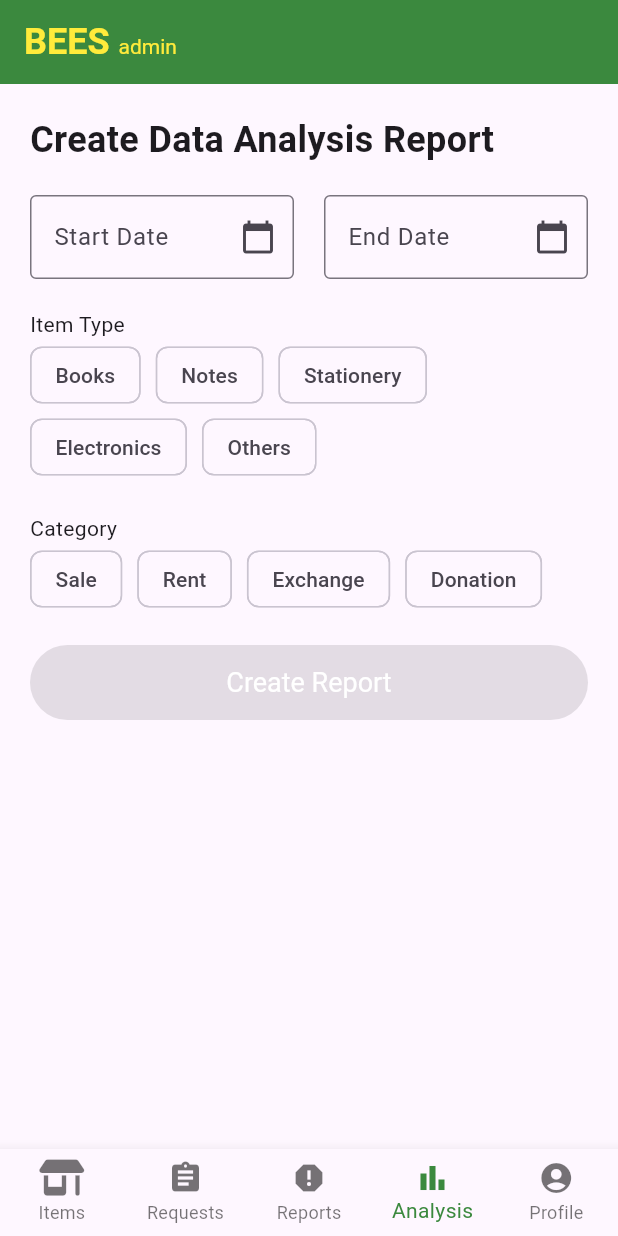
After one commit to mmervesahhin/BEES_SeniorProject_team4, a Flutter app: the AdminDataAnalysisScreen screen opened directly, on a phone screen of 412 x 824 dp. The commit adds this screen. Run offline on Flutter 3.47's test engine with Material 3 defaults, Android fonts, the phone set to English and light mode, and no system bars; our stand-ins replace carousel_slider, cloud_firestore, firebase_auth, firebase_core, firebase_database, firebase_storage and 3 more; missing offline and left inert: bcrypt; accounts and stored records are empty.

Commit message:
admin panel updated

```diff
--- /dev/null
+++ b/lib/controllers/data_analysis_controller.dart
@@ -0,0 +1,72 @@
+import 'package:flutter/material.dart';
+
+class DataAnalysisController extends ChangeNotifier {
+  bool isLoading = false;
+
+  DateTime? startDate;
+  DateTime? endDate;
+
+  List<String> itemTypes = ['Books', 'Notes', 'Stationery', 'Electronics', 'Others'];
+  List<String> categories = ['Sale', 'Rent', 'Exchange', 'Donation'];
+
+  List<String> selectedItemTypes = [];
+  List<String> selectedCategories = [];
+
+Future<DateTime?> selectStartDate(BuildContext context) async {
+  DateTime? picked = await showDatePicker(
+    context: context,
+    initialDate: startDate ?? DateTime.now(),
+    firstDate: DateTime(2000),
+    lastDate: DateTime(2101),
+  );
+  return picked;
+}
+
+Future<DateTime?> selectEndDate(BuildContext context) async {
+  DateTime? picked = await showDatePicker(
+    context: context,
+    initialDate: endDate ?? DateTime.now(),
+    firstDate: startDate ?? DateTime.now(),  // Prevents picking an earlier date
+    lastDate: DateTime(2101),
+  );
+
+  return picked;
+}
+
+  // Check if the report can be created
+  bool canCreateReport() {
+    return selectedItemTypes.isNotEmpty &&
+        selectedCategories.isNotEmpty &&
+        startDate != null &&
+        endDate != null;
+  }
+
+  // Create report logic
+  Future<void> createReport() async {
+
+  }
+
+  // Filter chip selection
+  void toggleSelectedItemType(String itemType) {
+    if (selectedItemTypes.contains(itemType)) {
+      selectedItemTypes.remove(itemType);
+    } else {
+      selectedItemTypes.add(itemType);
+    }
+    notifyListeners();
+  }
+
+  void toggleSelectedCategory(String category) {
+    if (selectedCategories.contains(category)) {
+      selectedCategories.remove(category);
+    } else {
+      selectedCategories.add(category);
+    }
+    notifyListeners();
+  }
+
+  // Date formatting helper
+  String formatDate(DateTime date) {
+    return '${date.day}/${date.month}/${date.year}';
+  }
+}
--- /dev/null
+++ b/lib/views/screens/admin_data_analysis_screen.dart
@@ -0,0 +1,227 @@
+import 'package:bees/views/screens/admin_home_screen.dart';
+import 'package:bees/views/screens/admin_profile_screen.dart';
+import 'package:bees/views/screens/admin_reports_screen.dart';
+import 'package:bees/views/screens/admin_requests_screen.dart';
+import 'package:flutter/material.dart';
+import 'package:font_awesome_flutter/font_awesome_flutter.dart';
+import 'package:bees/controllers/data_analysis_controller.dart';
+
+class AdminDataAnalysisScreen extends StatefulWidget {
+  const AdminDataAnalysisScreen({super.key});
+
+  @override
+  _AdminDataAnalysisScreenState createState() =>
+      _AdminDataAnalysisScreenState();
+}
+
+class _AdminDataAnalysisScreenState extends State<AdminDataAnalysisScreen> {
+  int _selectedIndex = 3;
+  bool isLoading = false;
+  final DataAnalysisController _controller = DataAnalysisController();
+
+  List<String> itemTypes = ['Books', 'Notes', 'Stationery', 'Electronics', 'Others'];
+  List<String> categories = ['Sale', 'Rent', 'Exchange', 'Donation'];
+
+  List<String> selectedItemTypes = [];
+  List<String> selectedCategories = [];
+
+  @override
+  Widget build(BuildContext context) {
+    return Scaffold(
+      appBar: AppBar(
+        backgroundColor: const Color.fromARGB(255, 59, 137, 62),
+        automaticallyImplyLeading: false,
+        title: Text.rich(
+          TextSpan(
+            children: [
+              TextSpan(
+                text: 'BEES ',
+                style: TextStyle(
+                  fontSize: 24,
+                  fontWeight: FontWeight.bold,
+                  color: Colors.yellow,
+                ),
+              ),
+              TextSpan(
+                text: 'admin',
+                style: TextStyle(
+                  fontSize: 14,
+                  color: Colors.yellow,
+                ),
+              ),
+            ],
+          ),
+        ),
+      ),
+      bottomNavigationBar: BottomNavigationBar(
+        type: BottomNavigationBarType.fixed,
+        selectedItemColor: const Color.fromARGB(255, 59, 137, 62),
+        currentIndex: _selectedIndex,
+        onTap: _onItemTapped,
+        items: const <BottomNavigationBarItem>[
+          BottomNavigationBarItem(icon: FaIcon(FontAwesomeIcons.shop), label: 'Items'),
+          BottomNavigationBarItem(icon: Icon(Icons.assignment), label: 'Requests'),
+          BottomNavigationBarItem(icon: Icon(Icons.report), label: 'Reports'),
+          BottomNavigationBarItem(icon: Icon(Icons.bar_chart), label: 'Analysis'),
+          BottomNavigationBarItem(icon: Icon(Icons.account_circle), label: 'Profile'),
+        ],
+      ),
+      body: Padding(
+        padding: const EdgeInsets.all(20.0),
+        child: Column(
+          crossAxisAlignment: CrossAxisAlignment.start,
+          children: [
+            Text(
+              'Create Data Analysis Report',
+              style: TextStyle(
+                fontSize: 24,
+                fontWeight: FontWeight.bold,
+              ),
+            ),
+            SizedBox(height: 20),
+            // Date Range Filter
+            Row(
+              children: [
+                Expanded(
+                  child: GestureDetector(
+                    onTap: () => _controller.selectStartDate(context),
+                    child: _buildDatePickerField('Start Date', _controller.startDate),
+                  ),
+                ),
+                SizedBox(width: 20),
+                Expanded(
+                  child: GestureDetector(
+                    onTap: () => _controller.selectEndDate(context),
+                    child: _buildDatePickerField('End Date', _controller.endDate),
+                  ),
+                ),
+              ],
+            ),
+            SizedBox(height: 20),
+            // Item Type Filter
+            Text('Item Type'),
+            Wrap(
+              spacing: 10,
+              children: itemTypes.map((itemType) {
+                return FilterChip(
+                  label: Text(itemType),
+                  selected: selectedItemTypes.contains(itemType),
+                  onSelected: (selected) {
+                    setState(() {
+                      if (selected) {
+                        selectedItemTypes.add(itemType);
+                      } else {
+                        selectedItemTypes.remove(itemType);
+                      }
+                    });
+                  },
+                );
+              }).toList(),
+            ),
+            SizedBox(height: 20),
+            // Category Filter
+            Text('Category'),
+            Wrap(
+              spacing: 10,
+              children: categories.map((category) {
+                return FilterChip(
+                  label: Text(category),
+                  selected: selectedCategories.contains(category),
+                  onSelected: (selected) {
+                    setState(() {
+                      if (selected) {
+                        selectedCategories.add(category);
+                      } else {
+                        selectedCategories.remove(category);
+                      }
+                    });
+                  },
+                );
+              }).toList(),
+            ),
+            SizedBox(height: 20),
+            // Create Report Button
+            ElevatedButton(
+              onPressed: _controller.canCreateReport() ? _controller.createReport : null,
+              child: isLoading
+                  ? CircularProgressIndicator(
+                      color: const Color.fromARGB(255, 255, 255, 255),
+                    )
+                  : Text('Create Report',  style: TextStyle(color: Colors.white)),
+              style: ElevatedButton.styleFrom(
+                backgroundColor: Colors.green,
+                minimumSize: Size(double.infinity, 50),
+                textStyle: TextStyle(fontSize: 18),
+              ),
+            ),
+          ],
+        ),
+      ),
+    );
+  }
+
+Widget _buildDatePickerField(String label, DateTime? date) {
+  return TextField(
+    controller: TextEditingController(
+      text: date == null ? '' : _controller.formatDate(date),
+    ),
+    readOnly: true,
+    decoration: InputDecoration(
+      labelText: label,
+      suffixIcon: Icon(Icons.calendar_today),
+      border: OutlineInputBorder(),
+    ),
+    onTap: () async {
+      DateTime? selectedDate = await showDatePicker(
+        context: context,
+        initialDate: date ?? DateTime.now(),
+        firstDate: DateTime(2000),
+        lastDate: DateTime.now(),
+      );
+
+      if (selectedDate != null) {
+        // Convert to Turkey time zone (UTC+3)
+        DateTime turkeyTime = selectedDate.toUtc().add(Duration(hours: 3));
+
+        setState(() {
+          if (label == 'End Date' && _controller.startDate != null && turkeyTime.isBefore(_controller.startDate!)) {
+            ScaffoldMessenger.of(context).showSnackBar(
+              SnackBar(content: Text('End date cannot be before start date.')),
+            );
+          } else {
+            if (label == 'Start Date') {
+              _controller.startDate = turkeyTime;
+
+              if (_controller.endDate != null && _controller.endDate!.isBefore(turkeyTime)) {
+                _controller.endDate = null; // Reset end date
+              }
+            } else {
+              _controller.endDate = turkeyTime;
+            }
+          }
+        });
+      }
+    },
+  );
+}
+  void _onItemTapped(int index) {
+    if (index == _selectedIndex) return;
+    switch (index) {
+      case 0:
+        Navigator.of(context).pushReplacement(MaterialPageRoute(builder: (context) => AdminHomeScreen()));
+        break;
+      case 1:
+        Navigator.of(context).pushReplacement(MaterialPageRoute(builder: (context) => AdminRequestsScreen()));
+        break;
+      case 2:
+        Navigator.of(context).pushReplacement(MaterialPageRoute(builder: (context) => AdminReportsScreen()));
+        break;
+      case 3:
+        Navigator.of(context).pushReplacement(MaterialPageRoute(builder: (context) => AdminDataAnalysisScreen()));
+        break;
+      case 4:
+        Navigator.of(context).pushReplacement(MaterialPageRoute(builder: (context) => AdminProfileScreen()));
+        break;
+    }
+  }
+}
--- a/lib/views/screens/admin_reports_screen.dart
+++ b/lib/views/screens/admin_reports_screen.dart
@@ -1,9 +1,9 @@
+import 'package:bees/views/screens/admin_data_analysis_screen.dart';
 import 'package:bees/views/screens/admin_home_screen.dart';
 import 'package:bees/views/screens/admin_profile_screen.dart';
 import 'package:bees/views/screens/admin_requests_screen.dart';
 import 'package:bees/views/screens/item_reports_screen.dart';
 import 'package:bees/views/screens/request_reports_screen.dart';
-import 'package:bees/views/screens/user_profile_screen.dart';
 import 'package:bees/views/screens/user_reports_screen.dart';
 import 'package:flutter/material.dart';
 import 'package:font_awesome_flutter/font_awesome_flutter.dart';
@@ -95,6 +95,7 @@ class _AdminReportsScreenState extends State<AdminReportsScreen> {
           BottomNavigationBarItem(icon: FaIcon(FontAwesomeIcons.shop), label: 'Items'),
           BottomNavigationBarItem(icon: Icon(Icons.assignment), label: 'Requests'),
           BottomNavigationBarItem(icon: Icon(Icons.report), label: 'Reports'),
+          BottomNavigationBarItem(icon: Icon(Icons.bar_chart), label: 'Analysis'),
           BottomNavigationBarItem(icon: Icon(Icons.account_circle), label: 'Profile'),
         ],
       ),
@@ -141,6 +142,9 @@ class _AdminReportsScreenState extends State<AdminReportsScreen> {
         Navigator.of(context).pushReplacement(MaterialPageRoute(builder: (context) => AdminReportsScreen()));
         break;
       case 3:
+        Navigator.of(context).pushReplacement(MaterialPageRoute(builder: (context) => AdminDataAnalysisScreen()));
+        break;
+      case 4:
         Navigator.of(context).pushReplacement(MaterialPageRoute(builder: (context) => AdminProfileScreen()));
         break;
     }
--- a/lib/views/screens/create_request_screen.dart
+++ b/lib/views/screens/create_request_screen.dart
@@ -22,7 +22,7 @@ class _CreateRequestScreenState extends State<CreateRequestScreen> {
       requestID: "", // Firestore’un ID’yi üretmesini sağlamak için boş bırakıyoruz
       requestOwnerID: "",
       requestContent: _descriptionController.text,
-      requestStatus: "Pending",
+      requestStatus: "active",
       creationDate: DateTime.now(),
     );
 
```
Also changed, not shown: lib/controllers/admin_controller.dart (added, +93 -0 lines), lib/controllers/request_controller.dart (+11 -6 lines), lib/views/screens/admin_home_screen.dart (+10 -0 lines), lib/views/screens/admin_requests_screen.dart (+17 -54 lines), lib/views/screens/requests_screen.dart (+0 -9 lines).
